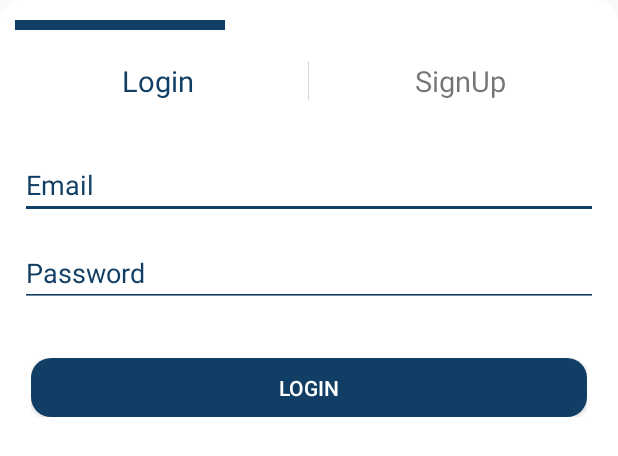
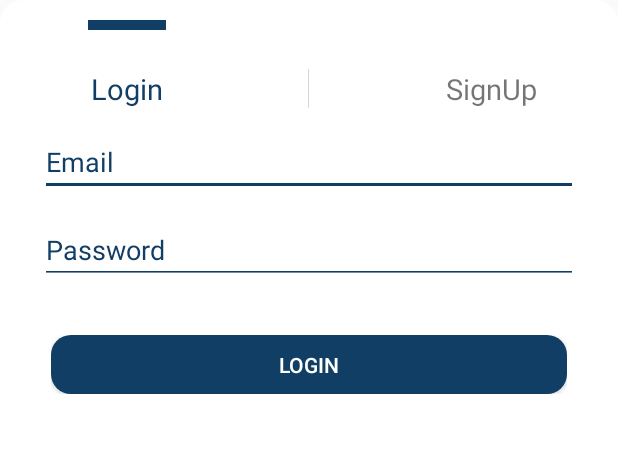
Before and after one commit to haiderSultan502/LiveNewsGlobe, an Android app: the layout custom_login_signup_dialog.xml on its own in the app's theme, with its tools: preview values and no code run, on a phone screen of 412 x 824 dp. Shown: the top 456 px of the screen. Run offline under Robolectric (Android 15) with nearby library versions, the phone set to English and light mode, and no system bars.

Commit message:
Alert Dialog completely done

```diff
--- a/app/src/main/res/anim/alert_bar_move_left.xml
+++ b/app/src/main/res/anim/alert_bar_move_left.xml
@@ -4,7 +4,7 @@
     android:interpolator="@android:anim/linear_interpolator"
     android:fillAfter="true">
     <translate
-        android:fromXDelta="54%p"
+        android:fromXDelta="30%p"
         android:toXDelta="0%p"
         android:duration="300" />
 </set>
--- a/app/src/main/res/anim/alert_bar_move_right.xml
+++ b/app/src/main/res/anim/alert_bar_move_right.xml
@@ -5,6 +5,6 @@
     android:fillAfter="true">
     <translate
         android:fromXDelta="0%p"
-        android:toXDelta="50%p"
+        android:toXDelta="52%p"
         android:duration="300" />
 </set>
--- a/app/src/main/res/layout/custom_login_signup_dialog.xml
+++ b/app/src/main/res/layout/custom_login_signup_dialog.xml
@@ -6,25 +6,29 @@
     android:orientation="vertical"
     android:background="@drawable/layout_bg">
 
-
-
         <RelativeLayout
             android:id="@+id/dialog_tab"
             android:layout_width="match_parent"
             android:layout_height="wrap_content"
-        android:layout_marginLeft="10dp"
-        android:layout_marginRight="10dp"
+            android:layout_marginLeft="@dimen/_45sdp"
+            android:layout_marginRight="@dimen/_41sdp"
             android:layout_marginTop="@dimen/_10sdp">
             <View
-            android:layout_width="140dp"
+                android:layout_width="@dimen/_40sdp"
                 android:layout_height="@dimen/_5sdp"
-            android:background="#103E65" />
+                android:background="#103E65"
+                android:layout_alignParentLeft="true"/>
+<!--            <View-->
+<!--                android:layout_width="@dimen/_50sdp"-->
+<!--                android:layout_height="@dimen/_5sdp"-->
+<!--                android:background="#103E65"-->
+<!--                android:layout_alignParentRight="true"/>-->
         </RelativeLayout>
 
         <RelativeLayout
             android:layout_width="wrap_content"
             android:layout_height="wrap_content"
-        android:padding="@dimen/_16sdp">
+            android:layout_marginTop="@dimen/_20sdp">
             <TextView
                 android:id="@+id/login"
                 android:layout_width="@dimen/_130sdp"
@@ -59,12 +63,15 @@
             android:layout_width="match_parent"
             android:layout_height="wrap_content"
             android:orientation="vertical"
-            android:padding="@dimen/_10sdp">
+            android:padding="@dimen/_10sdp"
+            android:layout_marginRight="@dimen/_10sdp"
+            android:layout_marginLeft="@dimen/_10sdp">
             <EditText
                 android:id="@+id/username"
                 android:layout_width="match_parent"
                 android:layout_height="wrap_content"
                 android:hint="Usersname"
+                android:inputType="text"
                 android:textCursorDrawable="@null"
                 android:backgroundTint="#103E65"
                 android:textColorHint="#103E65"
@@ -75,6 +82,7 @@
                 android:layout_width="match_parent"
                 android:layout_height="wrap_content"
                 android:hint="Email"
+                android:inputType="text"
                 android:textCursorDrawable="@null"
                 android:backgroundTint="#103E65"
                 android:textColorHint="#103E65"></EditText>
@@ -83,6 +91,8 @@
                 android:layout_width="match_parent"
                 android:layout_height="wrap_content"
                 android:hint="Password"
+                android:imeOptions="actionGo"
+                android:inputType="textPassword"
                 android:textColorHint="#103E65"
                 android:backgroundTint="#103E65"
                 android:textCursorDrawable="@null"
@@ -93,7 +103,9 @@
             android:layout_width="match_parent"
             android:layout_height="wrap_content"
             android:orientation="vertical"
-            android:padding="@dimen/_16sdp">
+            android:padding="@dimen/_16sdp"
+            android:layout_marginRight="@dimen/_10sdp"
+            android:layout_marginLeft="@dimen/_10sdp">
             <Button
                 android:layout_width="match_parent"
                 android:layout_height="@dimen/_30sdp"
```
Also changed, not shown: app/src/main/java/com/example/livenewsglobe/fragments/Home.java (+36 -19 lines), app/src/main/res/layout/custome_signup_dialog.xml (deleted, +0 -97 lines). Lines whose indentation alone changed are shown as unchanged.
